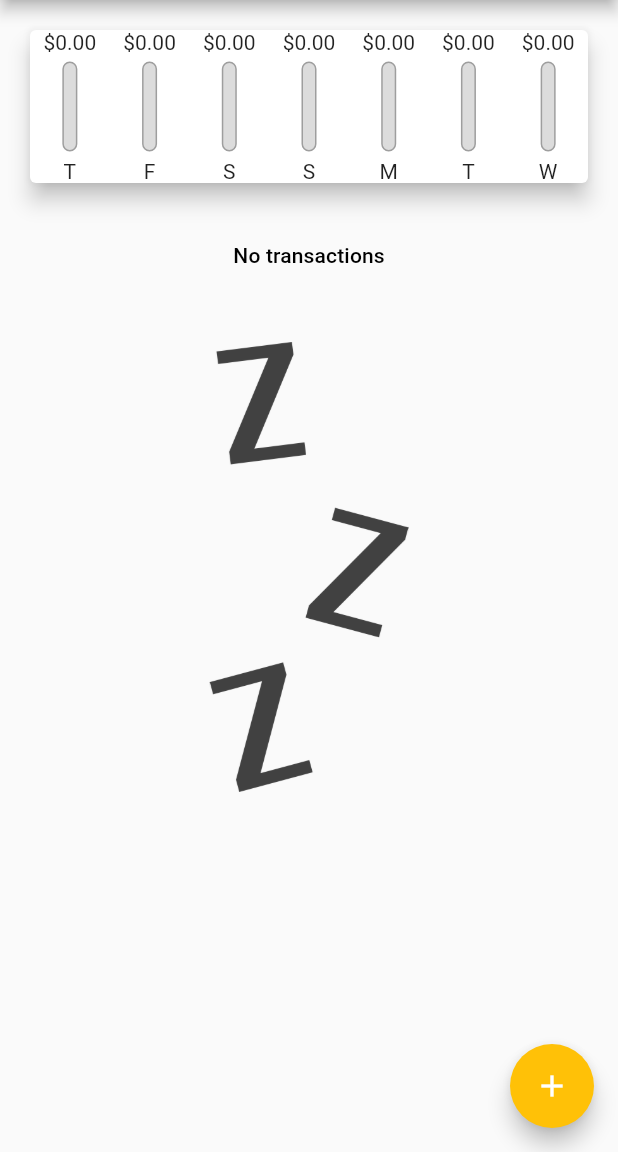
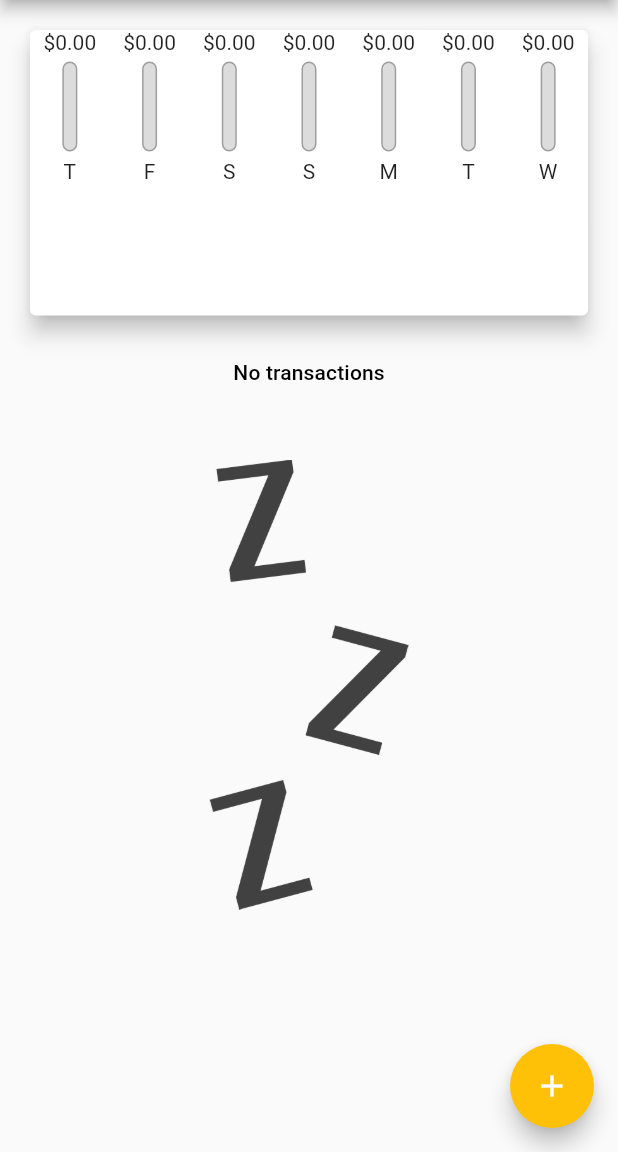
Before and after one commit to AllanCicceri/ExpensesApp, a Flutter app: the screen it shows after launch, on a phone screen of 412 x 824 dp, the part 84-1236 px from its top. Run offline on Flutter 3.47's test engine with Material 2 defaults, Android fonts, the phone set to English and light mode, and no system bars; missing offline and left inert: dart:ffi.

Commit message:
add: mediaquery height from device size

```diff
--- a/lib/components/transaction_list.dart
+++ b/lib/components/transaction_list.dart
@@ -10,10 +10,7 @@ class TransactionList extends StatelessWidget {
 
   @override
   Widget build(BuildContext context) {
-    return Container(
-        height: 400,
-        padding: EdgeInsets.symmetric(vertical: 10),
-        child: transactions.isEmpty
+    return transactions.isEmpty
         ? Column(
             children: [
               Padding(
@@ -62,7 +59,7 @@ class TransactionList extends StatelessWidget {
                 ),
               );
             },
-              ));
+          );
   }
 }
 
--- a/lib/main.dart
+++ b/lib/main.dart
@@ -88,8 +88,7 @@ class _HomePageState extends State<HomePage> {
 
   @override
   Widget build(BuildContext context) {
-    return Scaffold(
-      appBar: AppBar(
+    final appBar = AppBar(
       title: Text('ExpensesApp'),
       actions: [
         Container(
@@ -102,13 +101,26 @@ class _HomePageState extends State<HomePage> {
           ),
         )
       ],
-      ),
+    );
+
+    final availableHeight = MediaQuery.of(context).size.height -
+        appBar.preferredSize.height -
+        MediaQuery.of(context).padding.top;
+
+    return Scaffold(
+      appBar: appBar,
       body: SingleChildScrollView(
         child: Column(
           crossAxisAlignment: CrossAxisAlignment.stretch,
           children: [
-            Chart(_recentTransactions),
-            TransactionList(_transactions, _removeTransaction),
+            Container(
+              height: availableHeight * 0.3,
+              child: Chart(_recentTransactions),
+            ),
+            Container(
+              height: availableHeight * 0.7,
+              child: TransactionList(_transactions, _removeTransaction),
+            ),
           ],
         ),
       ),
```
Lines whose indentation alone changed are shown as unchanged.
